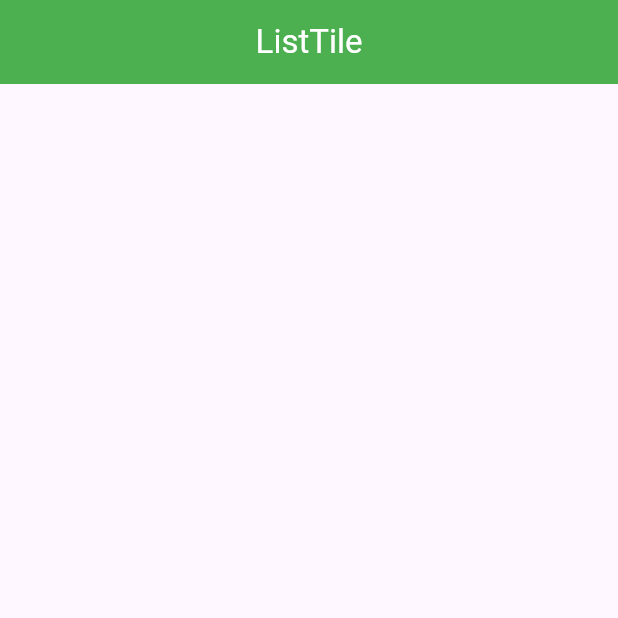
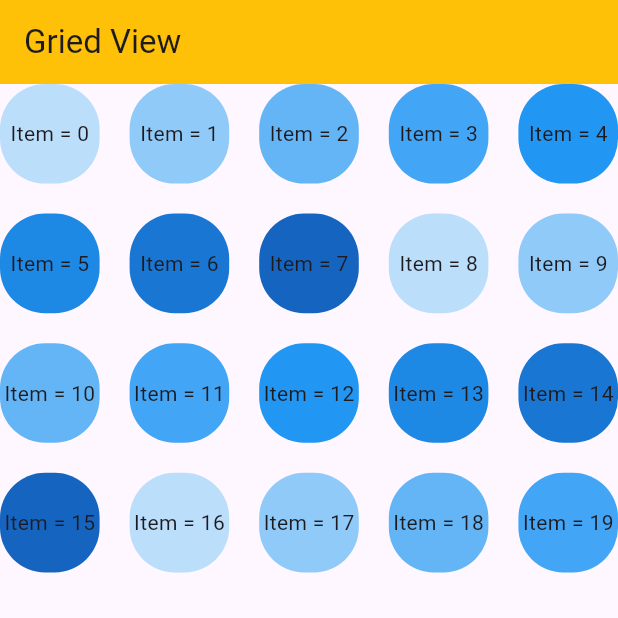
Before and after one commit to sksojib6860/ostad_course, a Flutter app: the screen it shows after launch, on a phone screen of 412 x 824 dp, the top half of it. Run offline on Flutter 3.47's test engine with Material 3 defaults, Android fonts, the phone set to English and light mode, and no system bars.

Commit message:
add gridview_module_11

```diff
--- /dev/null
+++ b/lib/grid_view.dart
@@ -0,0 +1,52 @@
+import 'package:flutter/material.dart';
+
+class GriedView extends StatelessWidget {
+  const GriedView({super.key});
+
+  @override
+  Widget build(BuildContext context) {
+    return Scaffold(
+      appBar: AppBar(backgroundColor: Colors.amber, title: Text('Gried View')),
+
+      body: GridView.builder(
+        gridDelegate: SliverGridDelegateWithFixedCrossAxisCount(
+          crossAxisCount: 5,
+          crossAxisSpacing: 20,
+          mainAxisSpacing: 20,
+        ),
+        itemCount: 20,
+        itemBuilder: (context, index) {
+          return Container(
+            decoration: BoxDecoration(
+              color: Colors.blue[100 * ((index % 8) + 1)],
+              borderRadius: BorderRadius.circular(30),
+            ),
+            width: 120,
+            height: 120,
+
+            child: Center(child: Text('Item = $index')),
+          );
+        },
+
+        // body: GridView.count(
+        //   crossAxisCount: 3,
+        //   crossAxisSpacing: 10,
+        //   mainAxisSpacing: 10,
+        //   children: List.generate(20, (index) {
+        //     return Card(
+        //       elevation: 5,
+        //       shape: RoundedRectangleBorder(
+        //         borderRadius: BorderRadius.circular(15),
+        //       ),
+        //       child: Column(
+        //         mainAxisAlignment: MainAxisAlignment.center,
+        //         children: [Icon(Icons.login_sharp), Text('Iteam $index')],
+        //       ),
+        //       color: Colors.red,
+        //     );
+        //   }),
+        // ),
+      ),
+    );
+  }
+}
--- a/lib/myapp.dart
+++ b/lib/myapp.dart
@@ -1,6 +1,6 @@
 import 'package:flutter/material.dart';
 
-import 'list_tile.dart';
+import 'grid_view.dart';
 
 class MyApp extends StatelessWidget {
   const MyApp({super.key});
@@ -10,7 +10,7 @@ class MyApp extends StatelessWidget {
     // TODO: implement build
     return MaterialApp(
       //theme: ThemeData(primaryColor: Colors.grey),
-      home: ListTile1(),
+      home: GriedView(),
     );
   }
 }
```
